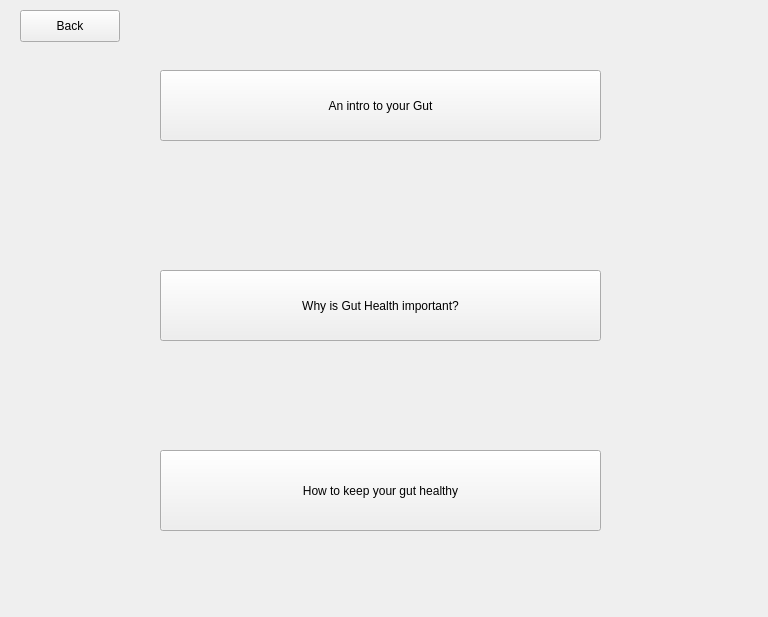
Old version of the form A8EduApp/teachingwidget.ui in the repository University-of-Utah-CS3505/a9-edu-app-f24-00Calvin00.
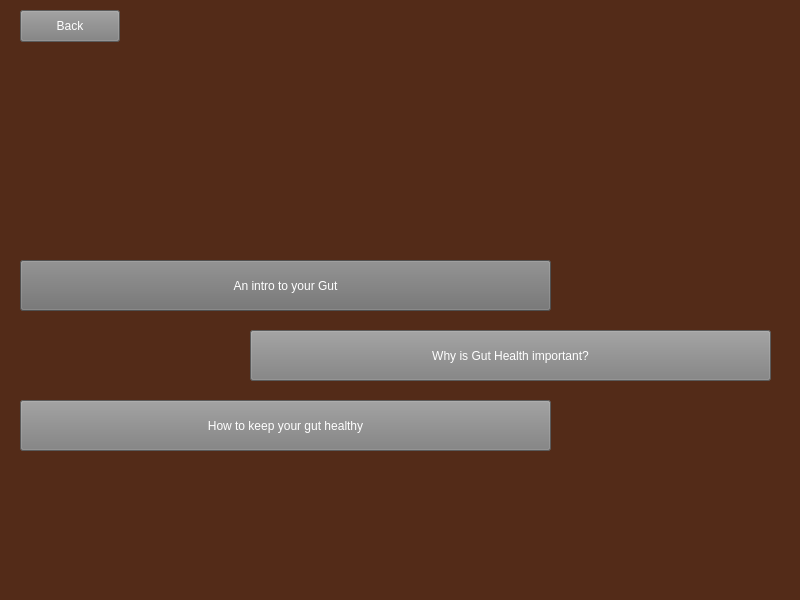
New version of the form.

The edit to the form file:
```diff
--- a/A8EduApp/teachingwidget.ui
+++ b/A8EduApp/teachingwidget.ui
@@ -6,22 +6,29 @@
    <rect>
     <x>0</x>
     <y>0</y>
-    <width>768</width>
-    <height>617</height>
+    <width>800</width>
+    <height>600</height>
    </rect>
   </property>
   <property name="windowTitle">
    <string>Form</string>
   </property>
+  <property name="styleSheet">
+   <string notr="true">background-color: rgb(43, 17, 13);</string>
+  </property>
   <widget class="QPushButton" name="introToGutButton">
    <property name="geometry">
     <rect>
-     <x>160</x>
-     <y>70</y>
-     <width>441</width>
-     <height>71</height>
+     <x>20</x>
+     <y>260</y>
+     <width>531</width>
+     <height>51</height>
     </rect>
    </property>
+   <property name="styleSheet">
+    <string notr="true">background-color: rgb(112, 112, 112);
+color: rgb(255, 255, 255);</string>
+   </property>
    <property name="text">
     <string>An intro to your Gut</string>
    </property>
@@ -29,12 +36,16 @@
   <widget class="QPushButton" name="whyGutHealthButton">
    <property name="geometry">
     <rect>
-     <x>160</x>
-     <y>270</y>
-     <width>441</width>
-     <height>71</height>
+     <x>250</x>
+     <y>330</y>
+     <width>521</width>
+     <height>51</height>
     </rect>
    </property>
+   <property name="styleSheet">
+    <string notr="true">background-color: rgb(128, 128, 128);
+color: rgb(255, 255, 255);</string>
+   </property>
    <property name="text">
     <string>Why is Gut Health important?</string>
    </property>
@@ -42,12 +53,16 @@
   <widget class="QPushButton" name="howToStayHealthyButton">
    <property name="geometry">
     <rect>
-     <x>160</x>
-     <y>450</y>
-     <width>441</width>
-     <height>81</height>
+     <x>20</x>
+     <y>400</y>
+     <width>531</width>
+     <height>51</height>
     </rect>
    </property>
+   <property name="styleSheet">
+    <string notr="true">background-color: rgb(126, 126, 126);
+color: rgb(255, 255, 255);</string>
+   </property>
    <property name="text">
     <string>How to keep your gut healthy</string>
    </property>
@@ -61,10 +76,35 @@
      <height>32</height>
     </rect>
    </property>
+   <property name="styleSheet">
+    <string notr="true">background-color: rgb(127, 127, 127);
+color: rgb(255, 255, 255);</string>
+   </property>
    <property name="text">
     <string>Back</string>
    </property>
   </widget>
+  <widget class="QLabel" name="label">
+   <property name="geometry">
+    <rect>
+     <x>0</x>
+     <y>-20</y>
+     <width>821</width>
+     <height>621</height>
+    </rect>
+   </property>
+   <property name="styleSheet">
+    <string notr="true">background-color: rgb(83, 43, 24);</string>
+   </property>
+   <property name="text">
+    <string/>
+   </property>
+  </widget>
+  <zorder>label</zorder>
+  <zorder>introToGutButton</zorder>
+  <zorder>whyGutHealthButton</zorder>
+  <zorder>howToStayHealthyButton</zorder>
+  <zorder>backToStartButton</zorder>
  </widget>
  <resources/>
  <connections/>
```
